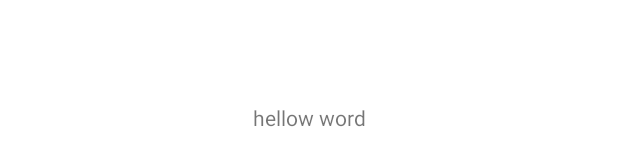
After one commit to Everton10info/MessengerDev, an Android app: the layout activity_messages.xml on its own in the app's theme, with its tools: preview values and no code run, on a phone screen of 412 x 824 dp. The commit adds this screen. Shown: the part 501-667 px from the top of the screen. Run offline under Robolectric (Android 15) with nearby library versions, the phone set to English and light mode, and no system bars.

Commit message:
message screen setup

```diff
--- a/app/build.gradle
+++ b/app/build.gradle
@@ -12,12 +12,14 @@ android {
     compileSdkVersion 30
     buildToolsVersion "30.0.3"
 
+
     defaultConfig {
         applicationId "com.everton.messengerdev"
         minSdkVersion 19
         targetSdkVersion 30
         versionCode 1
         versionName "1.0"
+        multiDexEnabled true
 
         testInstrumentationRunner "androidx.test.runner.AndroidJUnitRunner"
     }
@@ -38,7 +40,7 @@ android {
 }
 
 dependencies {
-
+    implementation 'androidx.multidex:multidex:2.0.1'
     implementation "org.jetbrains.kotlin:kotlin-stdlib:$kotlin_version"
     implementation 'androidx.core:core-ktx:1.5.0'
     implementation 'androidx.appcompat:appcompat:1.3.0'
--- a/app/src/main/java/com/everton/messengerdev/RegActivity.kt
+++ b/app/src/main/java/com/everton/messengerdev/RegActivity.kt
@@ -95,6 +95,10 @@ class RegActivity : AppCompatActivity() {
                                 FirebaseFirestore.getInstance().collection("users")
                                     .add(user).addOnSuccessListener {
                                         Log.i("teste", it.id)
+
+                                        val intent = Intent(this@RegActivity,MessagesActivity::class.java)
+                                        intent.flags = Intent.FLAG_ACTIVITY_CLEAR_TASK or Intent.FLAG_ACTIVITY_NEW_TASK
+                                        startActivity(intent)
                                     }
                                     .addOnFailureListener{
                                         Log.e("teste",it.message,it)
--- /dev/null
+++ b/app/src/main/res/layout/activity_messages.xml
@@ -0,0 +1,18 @@
+<?xml version="1.0" encoding="utf-8"?>
+<androidx.constraintlayout.widget.ConstraintLayout xmlns:android="http://schemas.android.com/apk/res/android"
+    xmlns:app="http://schemas.android.com/apk/res-auto"
+    xmlns:tools="http://schemas.android.com/tools"
+    android:layout_width="match_parent"
+    android:layout_height="match_parent"
+    tools:context=".MessagesActivity">
+
+    <TextView
+        android:id="@+id/textView"
+        android:layout_width="wrap_content"
+        android:layout_height="wrap_content"
+        android:text="hellow word"
+        app:layout_constraintBottom_toBottomOf="parent"
+        app:layout_constraintEnd_toEndOf="parent"
+        app:layout_constraintStart_toStartOf="parent"
+        app:layout_constraintTop_toTopOf="parent" />
+</androidx.constraintlayout.widget.ConstraintLayout>
```
Also changed, not shown: app/src/main/AndroidManifest.xml (+5 -2 lines), app/src/main/java/com/everton/messengerdev/MessagesActivity.kt (added, +23 -0 lines).
